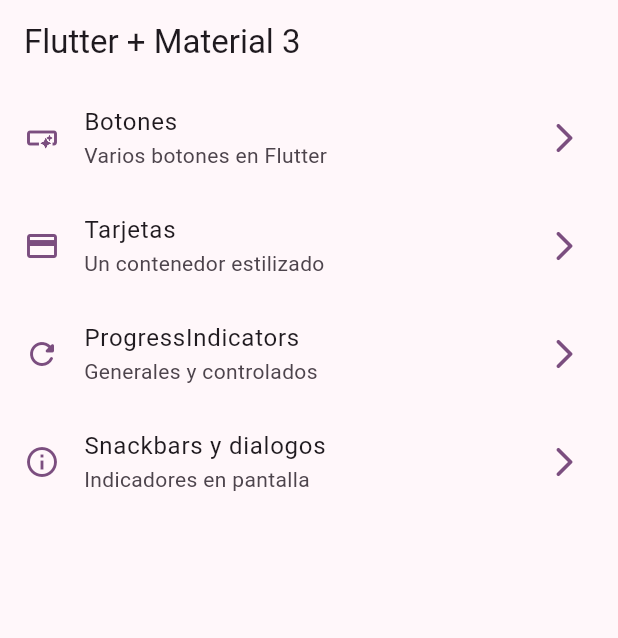
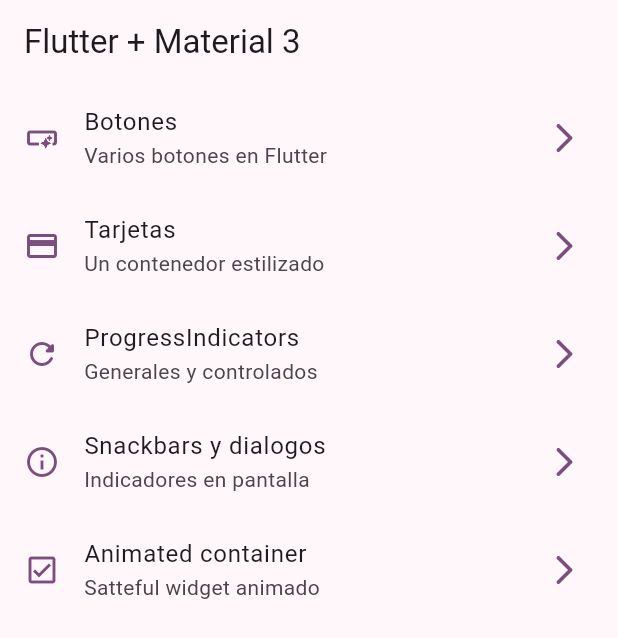
Before and after one commit to JorgeMirandaM/Flutter-widget_app, a Flutter app: the screen it shows after launch, on a phone screen of 412 x 824 dp. Shown: the top 638 px of the screen. Run offline on Flutter 3.47's test engine with Material 2 defaults, Android fonts, the phone set to English and light mode, and no system bars; our stand-ins replace go_router.

Commit message:
animated container finished

```diff
--- a/lib/config/menu/menu_items.dart
+++ b/lib/config/menu/menu_items.dart
@@ -34,5 +34,9 @@ const List<MenuItem> appMenuItems = [
       subTitle: 'Indicadores en pantalla',
       link: '/snackbars',
       icon: Icons.info_outline),
-
+  MenuItem(
+      title: 'Animated container',
+      subTitle: 'Satteful widget animado',
+      link: '/animated',
+      icon: Icons.check_box_outlined),
 ];
--- a/lib/config/router/app_router.dart
+++ b/lib/config/router/app_router.dart
@@ -28,4 +28,9 @@ final appRouter = GoRouter(routes: [
     name: SnackbarScreen.name,
     builder: (context, state) => const SnackbarScreen(),
   ),
+  GoRoute(
+    path: '/animated',
+    name: AnimatedScreen.name,
+    builder: (context, state) => const AnimatedScreen(),
+  ),
 ]);
```
Also changed, not shown: lib/presentation/screens/animated/animated_screen.dart (+52 -8 lines).
